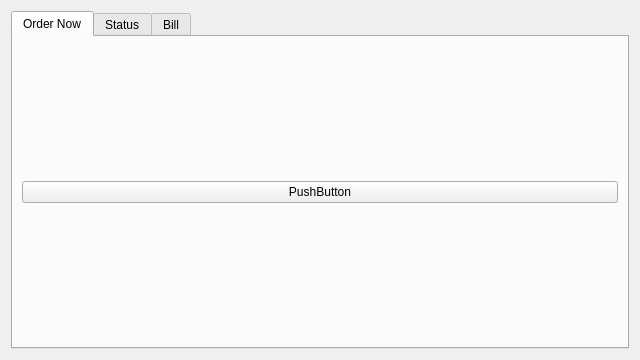
The window that frontend/customer_wid.ui (therealrahulsahu/se_project) describes before a commit, drawn with Qt 5.
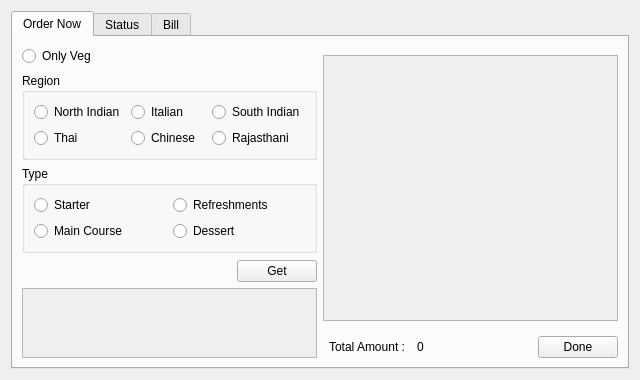
The same window after the commit.

Commit message: customer wid Order Now

Patch:
```diff
--- a/frontend/customer_wid.ui
+++ b/frontend/customer_wid.ui
@@ -23,13 +23,349 @@
       <attribute name="title">
        <string>Order Now</string>
       </attribute>
-      <layout class="QVBoxLayout" name="verticalLayout_3">
+      <layout class="QHBoxLayout" name="horizontalLayout" stretch="1,1">
        <item>
-        <widget class="QPushButton" name="pushButton_2">
-         <property name="text">
-          <string>PushButton</string>
-         </property>
-        </widget>
+        <layout class="QVBoxLayout" name="verticalLayout_5" stretch="1,4,1,8,1,8,1,4,1,60">
+         <item>
+          <spacer name="verticalSpacer_2">
+           <property name="orientation">
+            <enum>Qt::Vertical</enum>
+           </property>
+           <property name="sizeHint" stdset="0">
+            <size>
+             <width>20</width>
+             <height>40</height>
+            </size>
+           </property>
+          </spacer>
+         </item>
+         <item>
+          <layout class="QHBoxLayout" name="horizontalLayout_2">
+           <item>
+            <widget class="QRadioButton" name="radioButton">
+             <property name="text">
+              <string>Only Veg</string>
+             </property>
+            </widget>
+           </item>
+           <item>
+            <spacer name="horizontalSpacer_5">
+             <property name="orientation">
+              <enum>Qt::Horizontal</enum>
+             </property>
+             <property name="sizeHint" stdset="0">
+              <size>
+               <width>40</width>
+               <height>20</height>
+              </size>
+             </property>
+            </spacer>
+           </item>
+          </layout>
+         </item>
+         <item>
+          <spacer name="verticalSpacer">
+           <property name="orientation">
+            <enum>Qt::Vertical</enum>
+           </property>
+           <property name="sizeHint" stdset="0">
+            <size>
+             <width>20</width>
+             <height>40</height>
+            </size>
+           </property>
+          </spacer>
+         </item>
+         <item>
+          <layout class="QHBoxLayout" name="horizontalLayout_4">
+           <item>
+            <widget class="QGroupBox" name="groupBox">
+             <property name="title">
+              <string>Region</string>
+             </property>
+             <layout class="QGridLayout" name="gridLayout">
+              <item row="2" column="0">
+               <widget class="QRadioButton" name="radioButton_6">
+                <property name="text">
+                 <string>Thai</string>
+                </property>
+               </widget>
+              </item>
+              <item row="2" column="1">
+               <widget class="QRadioButton" name="radioButton_4">
+                <property name="text">
+                 <string>Chinese</string>
+                </property>
+               </widget>
+              </item>
+              <item row="0" column="0">
+               <widget class="QRadioButton" name="radioButton_2">
+                <property name="text">
+                 <string>North Indian</string>
+                </property>
+               </widget>
+              </item>
+              <item row="0" column="1">
+               <widget class="QRadioButton" name="radioButton_5">
+                <property name="text">
+                 <string>Italian</string>
+                </property>
+               </widget>
+              </item>
+              <item row="2" column="2">
+               <widget class="QRadioButton" name="radioButton_7">
+                <property name="text">
+                 <string>Rajasthani</string>
+                </property>
+               </widget>
+              </item>
+              <item row="0" column="2">
+               <widget class="QRadioButton" name="radioButton_3">
+                <property name="text">
+                 <string>South Indian</string>
+                </property>
+               </widget>
+              </item>
+             </layout>
+            </widget>
+           </item>
+          </layout>
+         </item>
+         <item>
+          <spacer name="verticalSpacer_4">
+           <property name="orientation">
+            <enum>Qt::Vertical</enum>
+           </property>
+           <property name="sizeHint" stdset="0">
+            <size>
+             <width>20</width>
+             <height>40</height>
+            </size>
+           </property>
+          </spacer>
+         </item>
+         <item>
+          <layout class="QHBoxLayout" name="horizontalLayout_3">
+           <item>
+            <widget class="QGroupBox" name="groupBox_2">
+             <property name="title">
+              <string>Type</string>
+             </property>
+             <layout class="QGridLayout" name="gridLayout_2">
+              <item row="3" column="0">
+               <widget class="QRadioButton" name="radioButton_9">
+                <property name="text">
+                 <string>Main Course</string>
+                </property>
+               </widget>
+              </item>
+              <item row="0" column="0">
+               <widget class="QRadioButton" name="radioButton_8">
+                <property name="text">
+                 <string>Starter</string>
+                </property>
+               </widget>
+              </item>
+              <item row="0" column="1">
+               <widget class="QRadioButton" name="radioButton_10">
+                <property name="text">
+                 <string>Refreshments</string>
+                </property>
+               </widget>
+              </item>
+              <item row="3" column="1">
+               <widget class="QRadioButton" name="radioButton_11">
+                <property name="text">
+                 <string>Dessert</string>
+                </property>
+               </widget>
+              </item>
+             </layout>
+            </widget>
+           </item>
+          </layout>
+         </item>
+         <item>
+          <spacer name="verticalSpacer_3">
+           <property name="orientation">
+            <enum>Qt::Vertical</enum>
+           </property>
+           <property name="sizeHint" stdset="0">
+            <size>
+             <width>20</width>
+             <height>40</height>
+            </size>
+           </property>
+          </spacer>
+         </item>
+         <item>
+          <layout class="QHBoxLayout" name="horizontalLayout_5">
+           <item>
+            <spacer name="horizontalSpacer">
+             <property name="orientation">
+              <enum>Qt::Horizontal</enum>
+             </property>
+             <property name="sizeHint" stdset="0">
+              <size>
+               <width>40</width>
+               <height>20</height>
+              </size>
+             </property>
+            </spacer>
+           </item>
+           <item>
+            <widget class="QPushButton" name="pushButton_2">
+             <property name="text">
+              <string>Get</string>
+             </property>
+            </widget>
+           </item>
+          </layout>
+         </item>
+         <item>
+          <spacer name="verticalSpacer_5">
+           <property name="orientation">
+            <enum>Qt::Vertical</enum>
+           </property>
+           <property name="sizeHint" stdset="0">
+            <size>
+             <width>20</width>
+             <height>40</height>
+            </size>
+           </property>
+          </spacer>
+         </item>
+         <item>
+          <widget class="QScrollArea" name="scrollArea">
+           <property name="widgetResizable">
+            <bool>true</bool>
+           </property>
+           <widget class="QWidget" name="scrollAreaWidgetContents">
+            <property name="geometry">
+             <rect>
+              <x>0</x>
+              <y>0</y>
+              <width>299</width>
+              <height>104</height>
+             </rect>
+            </property>
+            <layout class="QVBoxLayout" name="verticalLayout_6"/>
+           </widget>
+          </widget>
+         </item>
+        </layout>
+       </item>
+       <item>
+        <layout class="QVBoxLayout" name="verticalLayout_3" stretch="1,30,1,4">
+         <item>
+          <spacer name="verticalSpacer_7">
+           <property name="orientation">
+            <enum>Qt::Vertical</enum>
+           </property>
+           <property name="sizeHint" stdset="0">
+            <size>
+             <width>20</width>
+             <height>40</height>
+            </size>
+           </property>
+          </spacer>
+         </item>
+         <item>
+          <widget class="QScrollArea" name="scrollArea_2">
+           <property name="widgetResizable">
+            <bool>true</bool>
+           </property>
+           <widget class="QWidget" name="scrollAreaWidgetContents_2">
+            <property name="geometry">
+             <rect>
+              <x>0</x>
+              <y>0</y>
+              <width>299</width>
+              <height>247</height>
+             </rect>
+            </property>
+            <layout class="QGridLayout" name="gridLayout_3"/>
+           </widget>
+          </widget>
+         </item>
+         <item>
+          <spacer name="verticalSpacer_6">
+           <property name="orientation">
+            <enum>Qt::Vertical</enum>
+           </property>
+           <property name="sizeHint" stdset="0">
+            <size>
+             <width>20</width>
+             <height>40</height>
+            </size>
+           </property>
+          </spacer>
+         </item>
+         <item>
+          <layout class="QHBoxLayout" name="horizontalLayout_6" stretch="1,5,1,4,15,10">
+           <item>
+            <spacer name="horizontalSpacer_3">
+             <property name="orientation">
+              <enum>Qt::Horizontal</enum>
+             </property>
+             <property name="sizeHint" stdset="0">
+              <size>
+               <width>40</width>
+               <height>20</height>
+              </size>
+             </property>
+            </spacer>
+           </item>
+           <item>
+            <widget class="QLabel" name="label">
+             <property name="text">
+              <string>Total Amount :</string>
+             </property>
+            </widget>
+           </item>
+           <item>
+            <spacer name="horizontalSpacer_4">
+             <property name="orientation">
+              <enum>Qt::Horizontal</enum>
+             </property>
+             <property name="sizeHint" stdset="0">
+              <size>
+               <width>40</width>
+               <height>20</height>
+              </size>
+             </property>
+            </spacer>
+           </item>
+           <item>
+            <widget class="QLabel" name="label_2">
+             <property name="text">
+              <string>0</string>
+             </property>
+            </widget>
+           </item>
+           <item>
+            <spacer name="horizontalSpacer_2">
+             <property name="orientation">
+              <enum>Qt::Horizontal</enum>
+             </property>
+             <property name="sizeHint" stdset="0">
+              <size>
+               <width>40</width>
+               <height>20</height>
+              </size>
+             </property>
+            </spacer>
+           </item>
+           <item>
+            <widget class="QPushButton" name="pushButton_4">
+             <property name="text">
+              <string>Done</string>
+             </property>
+            </widget>
+           </item>
+          </layout>
+         </item>
+        </layout>
        </item>
       </layout>
      </widget>
```
The commit also changes 3 other files.
